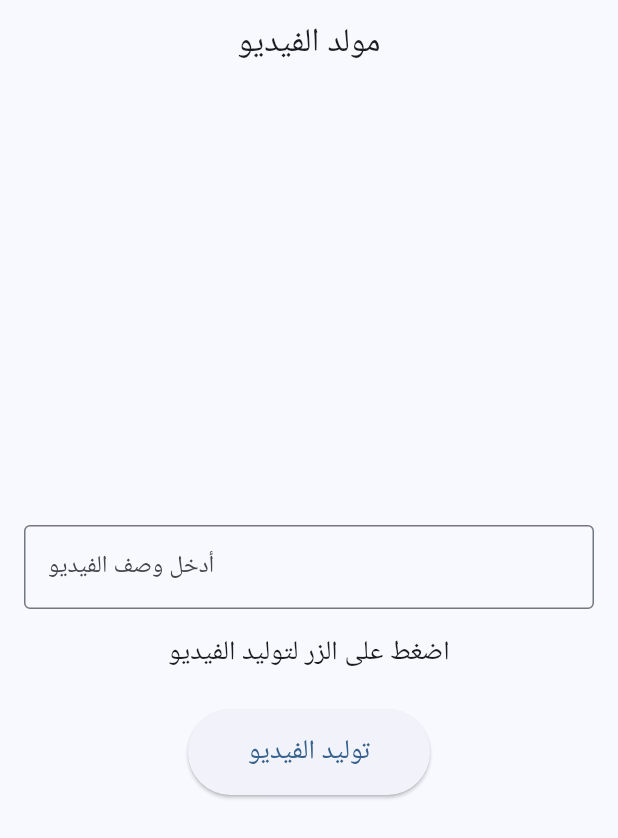
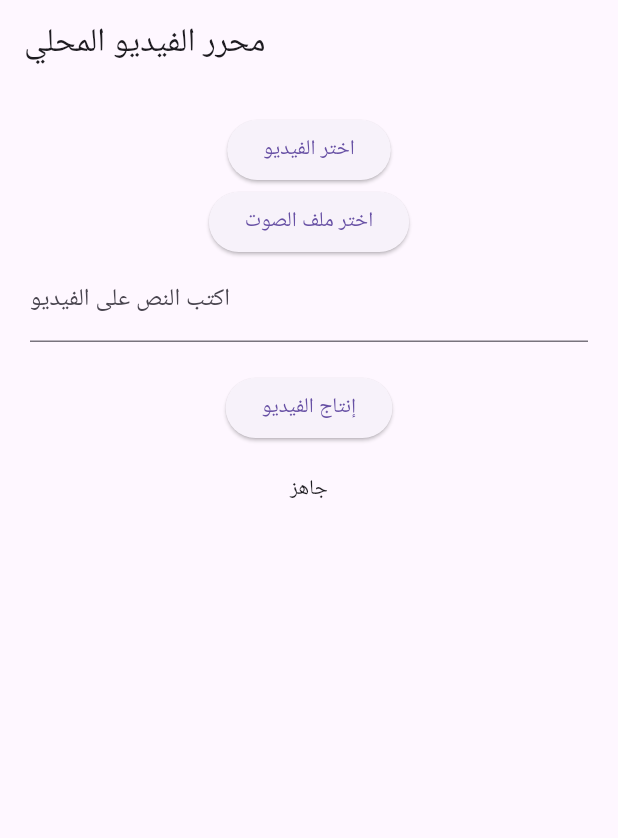
Before and after one commit to Asdasd7117/lian, a Flutter app: the screen it shows after launch, on a phone screen of 412 x 824 dp. Shown: the top 838 px of the screen. Run offline on Flutter 3.47's test engine with Material 3 defaults, Android fonts, the phone set to English and light mode, and no system bars; our stand-ins replace file_picker; missing offline and left inert: dart:js.

Commit message:
Update main.dart

```diff
--- a/lib/main.dart
+++ b/lib/main.dart
@@ -1,118 +1,70 @@
+import 'dart:js' as js;
+import 'dart:typed_data';
 import 'package:flutter/material.dart';
-import 'package:flutter/services.dart';
-import 'package:permission_handler/permission_handler.dart';
+import 'package:file_picker/file_picker.dart';
 
-void main() {
-  runApp(const MyApp());
+void main() => runApp(const MaterialApp(home: VideoEditorScreen()));
+
+class VideoEditorScreen extends StatefulWidget {
+  const VideoEditorScreen({super.key});
+  @override
+  State<VideoEditorScreen> createState() => _VideoEditorScreenState();
 }
 
-class MyApp extends StatelessWidget {
-  const MyApp({super.key});
+class _VideoEditorScreenState extends State<VideoEditorScreen> {
+  Uint8List? _videoBytes;
+  Uint8List? _audioBytes;
+  final TextEditingController _textController = TextEditingController();
+  String _status = "جاهز";
 
-  @override
-  Widget build(BuildContext context) {
-    return MaterialApp(
-      debugShowCheckedModeBanner: false,
-      title: 'Video Generator',
-      theme: ThemeData(
-        colorScheme: ColorScheme.fromSeed(seedColor: Colors.blue),
-        useMaterial3: true,
-      ),
-      home: const VideoGeneratorPage(),
-    );
+  Future<void> _pickVideo() async {
+    FilePickerResult? result = await FilePicker.platform.pickFiles(type: FileType.video, withData: true);
+    if (result != null) {
+      setState(() => _videoBytes = result.files.first.bytes);
+    }
   }
-}
 
-class VideoGeneratorPage extends StatefulWidget {
-  const VideoGeneratorPage({super.key});
+  Future<void> _pickAudio() async {
+    FilePickerResult? result = await FilePicker.platform.pickFiles(type: FileType.audio, withData: true);
+    if (result != null) {
+      setState(() => _audioBytes = result.files.first.bytes);
+    }
+  }
 
-  @override
-  State<VideoGeneratorPage> createState() => _VideoGeneratorPageState();
-}
-
-class _VideoGeneratorPageState extends State<VideoGeneratorPage> {
-  static const platform = MethodChannel('video_generator');
-  bool _isProcessing = false;
-  String _status = "اضغط على الزر لتوليد الفيديو";
-  final TextEditingController _descController = TextEditingController();
-
-  Future<void> _generateVideo() async {
-    // 🔹 طلب صلاحية الوصول قبل أي شيء
-    var status = await Permission.videos.request();
-
-    if (status.isDenied || status.isPermanentlyDenied) {
-      setState(() {
-        _status = "تم رفض صلاحية الوصول للتخزين!";
-      });
+  void _generate() {
+    if (_videoBytes == null || _audioBytes == null) {
+      setState(() => _status = "يرجى اختيار فيديو وملف صوتي أولاً!");
       return;
     }
 
-    setState(() {
-      _isProcessing = true;
-      _status = "جاري إنشاء الفيديو...";
-    });
+    setState(() => _status = "جاري المعالجة (قد يستغرق وقتاً)...");
 
-    try {
-      // 🔹 تمرير النص المكتوب للوصف إلى الجانب الجافا
-      final String result = await platform.invokeMethod(
-        'generateVideo',
-        {"description": _descController.text},
-      );
-
-      setState(() {
-        _status = result;
-      });
-    } on PlatformException catch (e) {
-      setState(() {
-        _status = "حدث خطأ أثناء إنشاء الفيديو: ${e.message}";
-      });
-    }
-
-    setState(() {
-      _isProcessing = false;
+    // إرسال البيانات إلى JS
+    js.context.callMethod('processVideo', [
+      _videoBytes,
+      _audioBytes,
+      _textController.text
+    ]).then((result) {
+      setState(() => _status = "تم الإنتاج!");
     });
   }
 
   @override
   Widget build(BuildContext context) {
     return Scaffold(
-      appBar: AppBar(
-        title: const Text("مولد الفيديو"),
-        centerTitle: true,
-      ),
-      body: Center(
-        child: Padding(
-          padding: const EdgeInsets.all(16.0),
-          child: Column(
-            mainAxisAlignment: MainAxisAlignment.center,
-            children: [
-              TextField(
-                controller: _descController,
-                decoration: const InputDecoration(
-                  labelText: "أدخل وصف الفيديو",
-                  border: OutlineInputBorder(),
-                ),
-              ),
-              const SizedBox(height: 16),
-              Text(
-                _status,
-                textAlign: TextAlign.center,
-                style: const TextStyle(fontSize: 18),
-              ),
-              const SizedBox(height: 24),
-              ElevatedButton(
-                onPressed: _isProcessing ? null : _generateVideo,
-                style: ElevatedButton.styleFrom(
-                  padding:
-                      const EdgeInsets.symmetric(horizontal: 40, vertical: 16),
-                  textStyle: const TextStyle(fontSize: 18),
-                ),
-                child: _isProcessing
-                    ? const CircularProgressIndicator(color: Colors.white)
-                    : const Text("توليد الفيديو"),
-              ),
-            ],
-          ),
+      appBar: AppBar(title: const Text("محرر الفيديو المحلي")),
+      body: Padding(
+        padding: const EdgeInsets.all(20.0),
+        child: Column(
+          children: [
+            ElevatedButton(onPressed: _pickVideo, child: const Text("اختر الفيديو")),
+            ElevatedButton(onPressed: _pickAudio, child: const Text("اختر ملف الصوت")),
+            TextField(controller: _textController, decoration: const InputDecoration(labelText: "اكتب النص على الفيديو")),
+            const SizedBox(height: 20),
+            ElevatedButton(onPressed: _generate, child: const Text("إنتاج الفيديو")),
+            const SizedBox(height: 20),
+            Text(_status),
+          ],
         ),
       ),
     );
```
